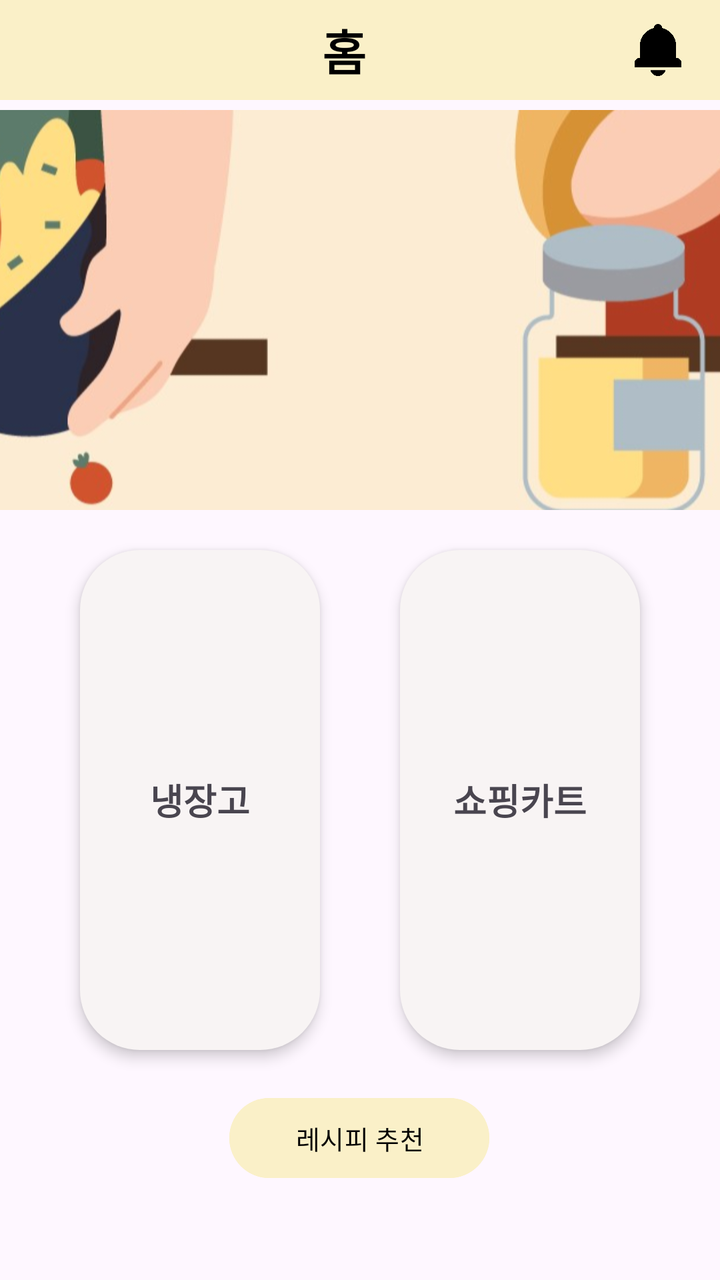
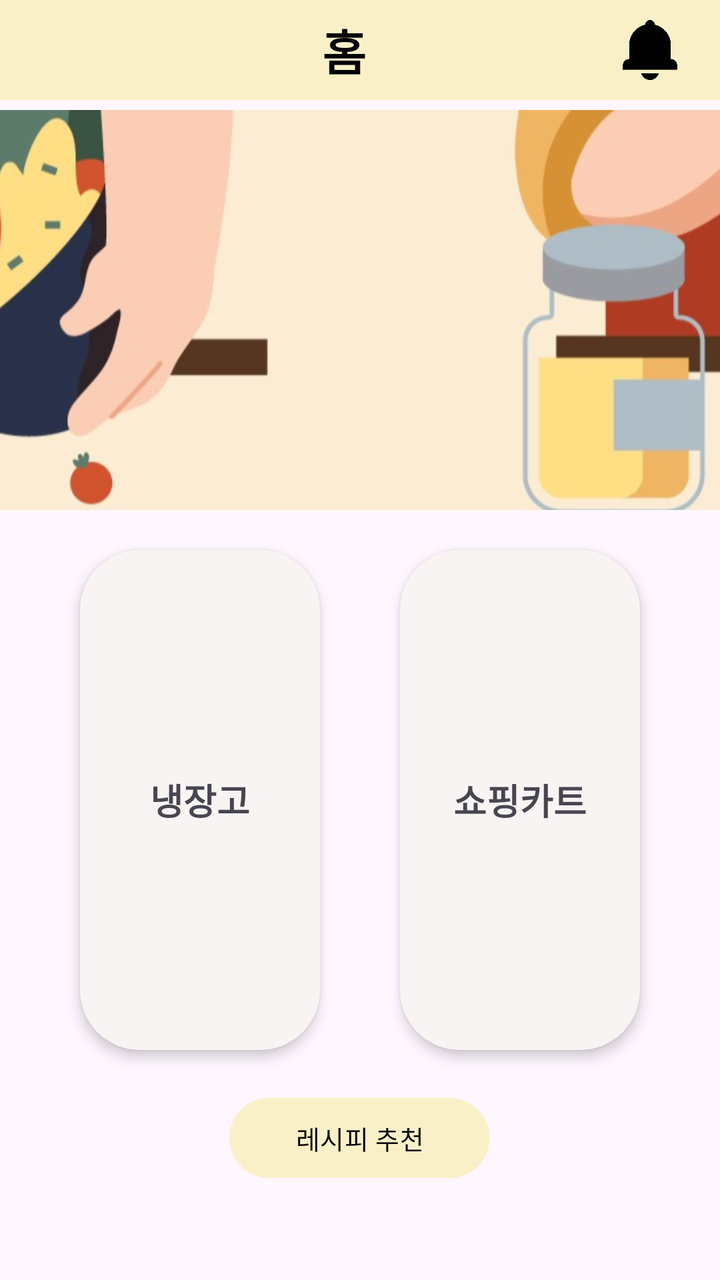

The first picture is an Android layout as it rendered before a commit; the second is the same layout after the commit. The layout source and the unified diff follow.
<!-- AndroidManifest.xml: application theme Theme.PickAndCook -->
<!-- res/layout/fragment_home.xml -->
<?xml version="1.0" encoding="utf-8"?>
<ScrollView
    xmlns:android="http://schemas.android.com/apk/res/android"
    xmlns:app="http://schemas.android.com/apk/res-auto"
    android:layout_width="match_parent"
    android:layout_height="match_parent">

    <androidx.constraintlayout.widget.ConstraintLayout
        android:layout_width="match_parent"
        android:layout_height="wrap_content">

        <androidx.appcompat.widget.Toolbar
            android:id="@+id/toolbar"
            android:layout_width="0dp"
            android:layout_height="50dp"
            android:background="@color/main"
            android:paddingEnd="16dp"
            app:layout_constraintTop_toTopOf="parent"
            app:layout_constraintStart_toStartOf="parent"
            app:layout_constraintEnd_toEndOf="parent">

            <ImageView
                android:id="@+id/notificationIcon"
                android:layout_width="30dp"
                android:layout_height="40dp"
                android:src="@drawable/ic_alarm_bell"
                android:layout_gravity="end|center_vertical"
                android:padding="2dp" />

            <TextView
                android:layout_width="wrap_content"
                android:layout_height="wrap_content"
                android:layout_gravity="center"
                android:text="홈"
                android:textAppearance="@style/TitleTextStyle" />
        </androidx.appcompat.widget.Toolbar>

        <ImageView
            android:id="@+id/headerImage"
            android:layout_width="0dp"
            android:layout_height="200dp"
            android:layout_marginTop="5dp"
            android:scaleType="centerCrop"
            android:src="@drawable/header_image"
            app:layout_constraintEnd_toEndOf="parent"
            app:layout_constraintStart_toStartOf="parent"
            app:layout_constraintTop_toBottomOf="@id/toolbar" />

        
        <FrameLayout
            android:id="@+id/fridgeView"
            android:layout_width="0dp"
            android:layout_height="250dp"
            android:layout_marginTop="20dp"
            android:layout_marginStart="40dp"
            android:background="@drawable/bg_rounded"
            app:layout_constraintTop_toBottomOf="@id/headerImage"
            app:layout_constraintStart_toStartOf="parent"
            app:layout_constraintEnd_toStartOf="@id/cartView"
            android:elevation="4dp">

            <TextView
                android:layout_width="wrap_content"
                android:layout_height="wrap_content"
                android:text="냉장고"
                android:textSize="@dimen/title1_text_size"
                android:textStyle="bold"
                android:layout_gravity="center"/>
        </FrameLayout>


        
        <FrameLayout
            android:id="@+id/cartView"
            android:layout_width="0dp"
            android:layout_height="250dp"
            android:background="@drawable/bg_rounded"
            android:layout_marginStart="40dp"
            android:layout_marginEnd="40dp"
            app:layout_constraintTop_toTopOf="@id/fridgeView"
            app:layout_constraintStart_toEndOf="@id/fridgeView"
            app:layout_constraintEnd_toEndOf="parent"
            android:elevation="4dp">

            <TextView
                android:layout_width="wrap_content"
                android:layout_height="wrap_content"
                android:text="쇼핑카트"
                android:textSize="@dimen/title1_text_size"
                android:textStyle="bold"
                android:layout_gravity="center"/>
        </FrameLayout>


        <Button
            android:id="@+id/recipeButton"
            android:layout_width="130dp"
            android:layout_height="wrap_content"
            android:layout_marginTop="20dp"
            android:layout_marginBottom="20dp"
            android:backgroundTint="@color/main"
            android:text="레시피 추천"
            android:textColor="@color/black"
            android:textSize="@dimen/button_size"
            app:layout_constraintBottom_toBottomOf="parent"
            app:layout_constraintEnd_toEndOf="parent"
            app:layout_constraintHorizontal_bias="0.499"
            app:layout_constraintStart_toStartOf="parent"
            app:layout_constraintTop_toBottomOf="@id/cartView" />

    </androidx.constraintlayout.widget.ConstraintLayout>
</ScrollView>
<!-- resources referenced by this layout -->
<resources>
  <color name="black">#FF000000</color>
  <color name="main">#FAF0C8</color>
  <dimen name="button_size">13sp</dimen>
  <dimen name="title1_text_size">18sp</dimen>
  <!-- drawable bg_rounded (drawable) -->
  <shape xmlns:android="http://schemas.android.com/apk/res/android"
      android:shape="rectangle">
      <solid android:color="#F8F4F4" />
      <corners android:radius="30dp" />
  </shape>
  <!-- drawable header_image: png bitmap (drawable, 370630 bytes) -->
  <!-- drawable ic_alarm_bell: png bitmap (drawable, 4687 bytes) -->
  <style name="TitleTextStyle">
          <item name="android:textSize">24sp</item>
          <item name="android:textStyle">bold</item>
          <item name="android:textColor">#000000</item> 
          <item name="android:fontFamily">sans-serif-medium</item>
          <item name="android:gravity">center</item>
      </style>
  <style name="Theme.PickAndCook" parent="Base.Theme.PickAndCook" />
  <style name="Base.Theme.PickAndCook" parent="Theme.Material3.DayNight.NoActionBar">
          
          <item name="colorPrimary">@color/black</item>
      </style>
</resources>

<!-- the commit's change to res/layout/fragment_home.xml (unified diff, before → after) -->
@@ -19,13 +19,30 @@
             app:layout_constraintStart_toStartOf="parent"
             app:layout_constraintEnd_toEndOf="parent">
 
-            <ImageView
-                android:id="@+id/notificationIcon"
-                android:layout_width="30dp"
-                android:layout_height="40dp"
-                android:src="@drawable/ic_alarm_bell"
+            <FrameLayout
+                android:layout_width="wrap_content"
+                android:layout_height="match_parent"
                 android:layout_gravity="end|center_vertical"
-                android:padding="2dp" />
+                android:padding="4dp">
+
+                <ImageView
+                    android:id="@+id/notificationIcon"
+                    android:layout_width="30dp"
+                    android:layout_height="30dp"
+                    android:src="@drawable/ic_alarm_bell"
+                    android:layout_gravity="center"
+                    android:contentDescription="알림" />
+
+                <View
+                    android:id="@+id/redDot"
+                    android:layout_width="8dp"
+                    android:layout_height="8dp"
+                    android:layout_gravity="top|end"
+                    android:layout_marginTop="6dp"
+                    android:layout_marginEnd="6dp"
+                    android:background="@drawable/red_dot_circle"
+                    android:visibility="gone" />
+            </FrameLayout>
 
             <TextView
                 android:layout_width="wrap_content"
<!-- resource entries referenced after the edit -->
@@ -12,6 +12,12 @@
   </shape>
   <!-- drawable header_image: png bitmap (drawable, 370630 bytes) -->
   <!-- drawable ic_alarm_bell: png bitmap (drawable, 4687 bytes) -->
+  <!-- drawable red_dot_circle (drawable) -->
+  <?xml version="1.0" encoding="utf-8"?>
+  <shape xmlns:android="http://schemas.android.com/apk/res/android"
+      android:shape="oval">
+      <solid android:color="#FF0000" />
+  </shape>
   <style name="TitleTextStyle">
           <item name="android:textSize">24sp</item>
           <item name="android:textStyle">bold</item>
